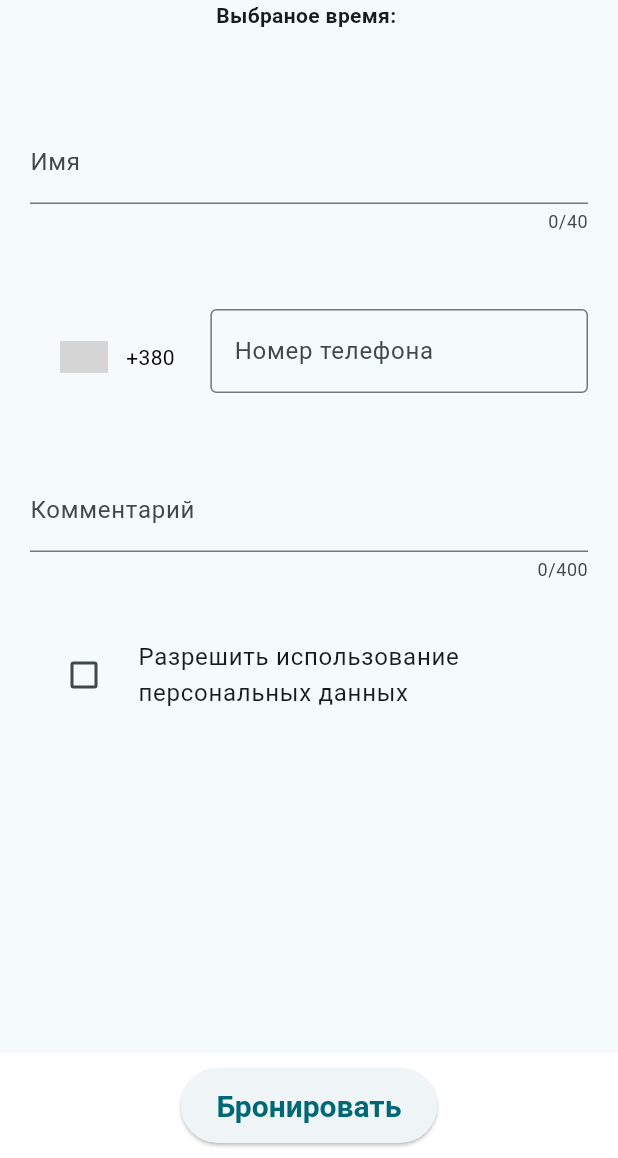
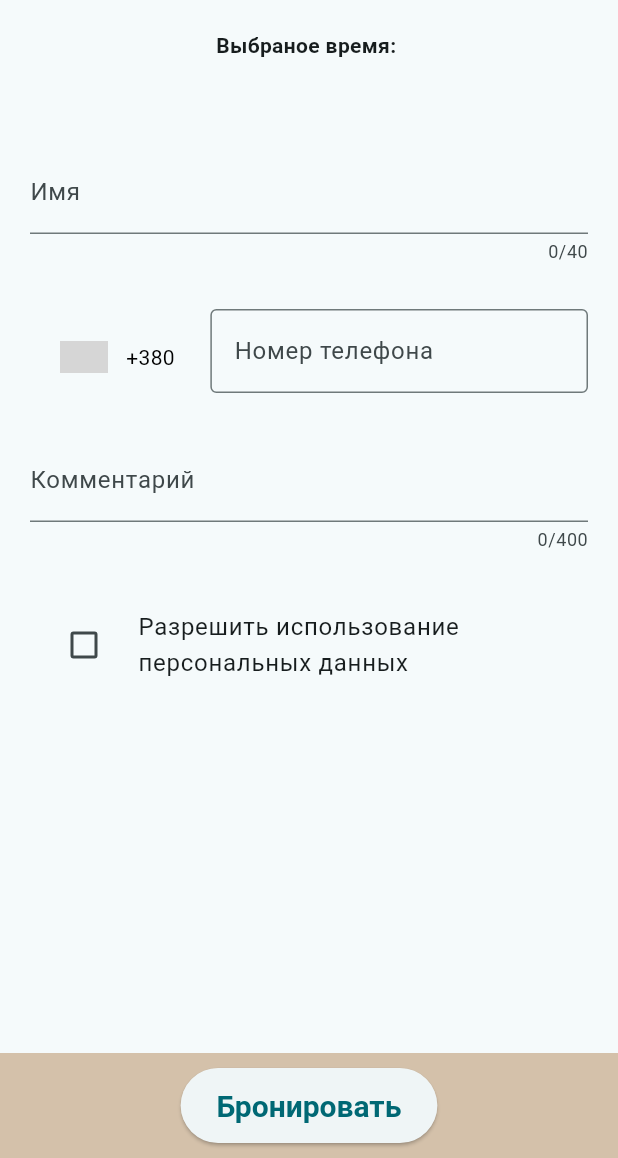
Before and after one commit to SomeTwig/salon_booking, a Flutter app: the AppointmentTab screen opened directly, on a phone screen of 412 x 824 dp, the part 78-1236 px from its top. Run offline on Flutter 3.47's test engine with Material 2 defaults, Android fonts, the phone set to English and light mode, and no system bars; drawn by our look-alikes of intl_phone_number_input; our stand-ins replace table_calendar; grey boxes are pictures that could not be loaded.

Commit message:
fixed scrolling

```diff
--- a/lib/screens/booking/appointment_tab/appointment_tab.dart
+++ b/lib/screens/booking/appointment_tab/appointment_tab.dart
@@ -30,7 +30,7 @@ class _AppointmentTabState extends State<AppointmentTab>
       floatingActionButtonLocation: FloatingActionButtonLocation.centerDocked,
       floatingActionButton: Container(
         width: MediaQuery.of(context).size.width,
-        color: Colors.white,
+        color: Color.fromARGB(157, 192, 158, 120),
         height: 70,
         child: Column(
           mainAxisAlignment:
@@ -62,6 +62,12 @@ class _AppointmentTabState extends State<AppointmentTab>
         ),
       ),
       body: SingleChildScrollView(
+          physics: const BouncingScrollPhysics(),
+          child: SafeArea(
+              child: ConstrainedBox(
+            constraints: BoxConstraints(
+              maxHeight: MediaQuery.of(context).size.height - 70,
+            ),
             child: Column(
               children: [
                 Text(
@@ -71,6 +77,7 @@ class _AppointmentTabState extends State<AppointmentTab>
                     fontWeight: FontWeight.w300,
                   ),
                 ),
+                const SizedBox(height: 20),
                 Text(
                   'Выбраное время: \n${Provider.of<BookingInfo>(context, listen: false).bDate} \n ${Provider.of<BookingInfo>(context, listen: false).bTime}',
                   style: TextStyle(
@@ -97,7 +104,7 @@ class _AppointmentTabState extends State<AppointmentTab>
                             },
                             maxLength: 40,
                           ),
-                      const SizedBox(height: 50),
+                          const SizedBox(height: 30),
                           InternationalPhoneNumberInput(
                             onInputChanged: (PhoneNumber number) {
                               print(number.phoneNumber);
@@ -123,7 +130,7 @@ class _AppointmentTabState extends State<AppointmentTab>
                               print('On Saved: $number');
                             },
                           ),
-                      const SizedBox(height: 50),
+                          const SizedBox(height: 30),
                           TextFormField(
                             decoration: InputDecoration(
                               labelText: "Комментарий",
@@ -142,15 +149,16 @@ class _AppointmentTabState extends State<AppointmentTab>
                                 check = value;
                               });
                             },
-                        title:
-                            Text("Разрешить использование персональных данных"),
+                            title: Text(
+                                "Разрешить использование персональных данных"),
                           ),
+                          const SizedBox(height: 30),
                         ],
                       ),
                     )),
               ],
             ),
-      ),
+          ))),
     );
   }
 
--- a/lib/screens/booking/booking.dart
+++ b/lib/screens/booking/booking.dart
@@ -108,6 +108,7 @@ class _BookingTabsState extends State<BookingTabs>
           title: Text('Бронирование'),
         ),
         body: TabBarView(
+          // physics: const NeverScrollableScrollPhysics(),
           controller: _tabController,
           children: bookingTabsBody,
         ),
--- a/lib/screens/booking/services_tab/services_tab.dart
+++ b/lib/screens/booking/services_tab/services_tab.dart
@@ -28,7 +28,7 @@ class _ServicesTabState extends State<ServicesTab>
       floatingActionButtonLocation: FloatingActionButtonLocation.centerDocked,
       floatingActionButton: Container(
         width: MediaQuery.of(context).size.width,
-        color: Colors.white,
+        color: Color.fromARGB(157, 192, 158, 120),
         height: 70,
         child: Column(
           mainAxisAlignment:
--- a/lib/screens/booking/time_tab/time_tab.dart
+++ b/lib/screens/booking/time_tab/time_tab.dart
@@ -79,7 +79,7 @@ class _TimeTabExampleState extends State<TimeTab>
         floatingActionButtonLocation: FloatingActionButtonLocation.centerDocked,
         floatingActionButton: Container(
           width: MediaQuery.of(context).size.width,
-          color: Colors.white,
+          color: Color.fromARGB(157, 192, 158, 120),
           height: 70,
           child: Column(
             mainAxisAlignment:
```
Lines whose indentation alone changed are shown as unchanged.
